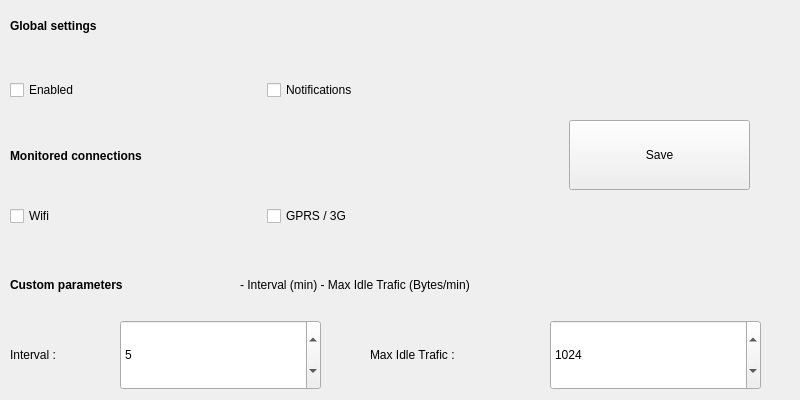
First picture: the form in src/uis/mainwindow.ui, repository abrisse/AutoDisconnect, before the edit.
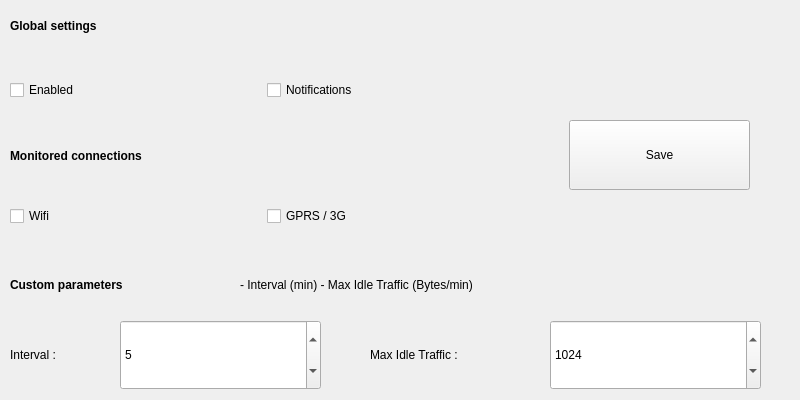
Second picture: the form after the edit.

Patch:
```diff
--- a/src/uis/mainwindow.ui
+++ b/src/uis/mainwindow.ui
@@ -178,7 +178,7 @@
      </rect>
     </property>
     <property name="text">
-     <string>Max Idle Trafic :</string>
+     <string>Max Idle Traffic :</string>
     </property>
    </widget>
    <widget class="QSpinBox" name="spinMinBytes">
@@ -306,7 +306,7 @@
      </rect>
     </property>
     <property name="text">
-     <string>- Interval (min) - Max Idle Trafic (Bytes/min)</string>
+     <string>- Interval (min) - Max Idle Traffic (Bytes/min)</string>
     </property>
    </widget>
   </widget>
```
